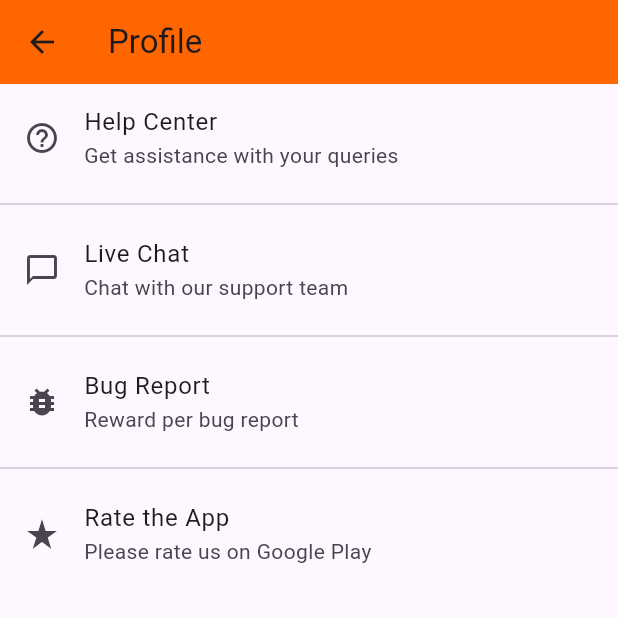
After one commit to ITsparr/star-industry, a Flutter app: the screen it shows after launch, item 5 of the bottom bar chosen, in the side drawer, after a tap on "Profile", on a phone screen of 412 x 824 dp, the top half of it. The commit adds this screen. Run offline on Flutter 3.47's test engine with Material 3 defaults, Android fonts, the phone set to English and light mode, and no system bars; our stand-ins replace image_picker; network calls fail.

Commit message:
add element in settign and other profile element

```diff
--- /dev/null
+++ b/lib/element/app_element/drawer_element/profile/profile_element/bug_report_page.dart
@@ -0,0 +1,18 @@
+import 'package:flutter/material.dart';
+
+class BugReportPage extends StatelessWidget {
+  const BugReportPage({super.key});
+
+  @override
+  Widget build(BuildContext context) {
+    return Scaffold(
+      appBar: AppBar(
+        title: const Text('Bug Report'),
+        backgroundColor: const Color(0xFFFF6600),
+      ),
+      body: const Center(
+        child: Text('Report a bug and get rewarded!'),
+      ),
+    );
+  }
+}
--- /dev/null
+++ b/lib/element/app_element/drawer_element/profile/profile_element/help_center_page.dart
@@ -0,0 +1,18 @@
+import 'package:flutter/material.dart';
+
+class HelpCenterPage extends StatelessWidget {
+  const HelpCenterPage({super.key});
+
+  @override
+  Widget build(BuildContext context) {
+    return Scaffold(
+      appBar: AppBar(
+        title: const Text('Help Center'),
+        backgroundColor: const Color(0xFFFF6600),
+      ),
+      body: const Center(
+        child: Text('Help Center Content'),
+      ),
+    );
+  }
+}
--- /dev/null
+++ b/lib/element/app_element/drawer_element/profile/profile_element/live_chat_page.dart
@@ -0,0 +1,18 @@
+import 'package:flutter/material.dart';
+
+class LiveChatPage extends StatelessWidget {
+  const LiveChatPage({super.key});
+
+  @override
+  Widget build(BuildContext context) {
+    return Scaffold(
+      appBar: AppBar(
+        title: const Text('Live Chat'),
+        backgroundColor: const Color(0xFFFF6600),
+      ),
+      body: const Center(
+        child: Text('Chat with our support team here.'),
+      ),
+    );
+  }
+}
--- /dev/null
+++ b/lib/element/app_element/drawer_element/profile/profile_element/rate_app_page.dart
@@ -0,0 +1,18 @@
+import 'package:flutter/material.dart';
+
+class RateAppPage extends StatelessWidget {
+  const RateAppPage({super.key});
+
+  @override
+  Widget build(BuildContext context) {
+    return Scaffold(
+      appBar: AppBar(
+        title: const Text('Rate the App'),
+        backgroundColor: const Color(0xFFFF6600),
+      ),
+      body: const Center(
+        child: Text('Please rate us on Google Play.'),
+      ),
+    );
+  }
+}
--- /dev/null
+++ b/lib/element/app_element/drawer_element/profile/profile_page.dart
@@ -0,0 +1,89 @@
+import 'package:flutter/material.dart';
+import 'package:flutter_application_1/element/app_element/drawer_element/profile/profile_element/bug_report_page.dart';
+import 'package:flutter_application_1/element/app_element/drawer_element/profile/profile_element/help_center_page.dart';
+import 'package:flutter_application_1/element/app_element/drawer_element/profile/profile_element/live_chat_page.dart';
+import 'package:flutter_application_1/element/app_element/drawer_element/profile/profile_element/rate_app_page.dart';
+
+class ProfilePage extends StatelessWidget {
+  const ProfilePage({super.key});
+
+  @override
+  Widget build(BuildContext context) {
+    return Scaffold(
+      appBar: AppBar(
+        title: const Text('Profile'),
+        backgroundColor: const Color(0xFFFF6600),
+      ),
+      body: ListView(
+        children: [
+          // Help Center
+          ListTile(
+            leading: const Icon(Icons.help_outline),
+            title: const Text('Help Center'),
+            subtitle: const Text('Get assistance with your queries'),
+            onTap: () {
+              // Navigate to Help Center
+              Navigator.push(
+                context,
+                MaterialPageRoute(
+                  builder: (context) => const HelpCenterPage(),
+                ),
+              );
+            },
+          ),
+          const Divider(),
+
+          // Live Chat
+          ListTile(
+            leading: const Icon(Icons.chat_bubble_outline),
+            title: const Text('Live Chat'),
+            subtitle: const Text('Chat with our support team'),
+            onTap: () {
+              // Navigate to Live Chat
+              Navigator.push(
+                context,
+                MaterialPageRoute(
+                  builder: (context) => const LiveChatPage(),
+                ),
+              );
+            },
+          ),
+          const Divider(),
+
+          // Bug Report
+          ListTile(
+            leading: const Icon(Icons.bug_report),
+            title: const Text('Bug Report'),
+            subtitle: const Text('Reward per bug report'),
+            onTap: () {
+              // Navigate to Bug Report
+              Navigator.push(
+                context,
+                MaterialPageRoute(
+                  builder: (context) => const BugReportPage(),
+                ),
+              );
+            },
+          ),
+          const Divider(),
+
+          // Rate the App
+          ListTile(
+            leading: const Icon(Icons.star_rate),
+            title: const Text('Rate the App'),
+            subtitle: const Text('Please rate us on Google Play'),
+            onTap: () {
+              // Navigate to Rate the App Page or open Google Play
+              Navigator.push(
+                context,
+                MaterialPageRoute(
+                  builder: (context) => const RateAppPage(),
+                ),
+              );
+            },
+          ),
+        ],
+      ),
+    );
+  }
+}
--- a/lib/element/bottom_navgation_item/chat_page_content.dart
+++ b/lib/element/bottom_navgation_item/chat_page_content.dart
@@ -5,6 +5,20 @@ class ChatPageContent extends StatelessWidget {
 
   @override
   Widget build(BuildContext context) {
+    // Simulated online/offline statuses
+    final List<bool> onlineStatuses = [
+      true,
+      false,
+      true,
+      true,
+      false,
+      false,
+      true,
+      true,
+      false,
+      true
+    ];
+
     return Scaffold(
       appBar: AppBar(
         backgroundColor: const Color(0xFFFF6600), // UC Orange
@@ -20,23 +34,37 @@ class ChatPageContent extends StatelessWidget {
         centerTitle: true, // Center title alignment
       ),
       body: ListView.builder(
-        itemCount: 10, // Placeholder for 10 items
+        itemCount: onlineStatuses.length, // Number of friends
         itemBuilder: (context, index) {
           return ListTile(
-            leading: const CircleAvatar(
-              radius: 30,
-              backgroundImage: NetworkImage(
-                'https://via.placeholder.com/150', // Placeholder profile image
-              ),
+            leading: Stack(
+              children: [
+                const CircleAvatar(
+                  radius: 30,
+                  backgroundImage: NetworkImage(
+                    'https://via.placeholder.com/150', // Placeholder profile image
+                  ),
+                ),
+                Positioned(
+                  bottom: 0,
+                  right: 0,
+                  child: CircleAvatar(
+                    radius: 8,
+                    backgroundColor:
+                        onlineStatuses[index] ? Colors.green : Colors.red,
+                  ),
+                ),
+              ],
             ),
             title: Text(
               'Friend ${index + 1}', // Placeholder friend name
               style: const TextStyle(fontWeight: FontWeight.bold),
             ),
             subtitle: Text(
-              'Last message from Friend ${index + 1}', // Placeholder last message
-              maxLines: 1,
-              overflow: TextOverflow.ellipsis,
+              onlineStatuses[index] ? 'Online' : 'Offline', // Status text
+              style: TextStyle(
+                color: onlineStatuses[index] ? Colors.green : Colors.red,
+              ),
             ),
             trailing: Text(
               '10:${index}0 AM', // Placeholder time
--- a/lib/element/bottom_navgation_item/home_page_content.dart
+++ b/lib/element/bottom_navgation_item/home_page_content.dart
@@ -16,11 +16,12 @@ class HomePageContent extends StatelessWidget {
             decoration: BoxDecoration(
               color: Colors.white, // Box background color
               borderRadius: BorderRadius.circular(12.0), // Rounded corners
-              boxShadow: [
+              boxShadow: const [
                 BoxShadow(
-                  color: Colors.black.withOpacity(0.1), // Subtle shadow color
+                  color:
+                      Color.fromARGB(255, 209, 166, 166), // Subtle shadow color
                   blurRadius: 10, // Blur effect
-                  offset: const Offset(0, 5), // Position of shadow
+                  offset: Offset(0, 5), // Position of shadow
                 ),
               ],
             ),
--- a/lib/screens/home_page.dart
+++ b/lib/screens/home_page.dart
@@ -1,6 +1,6 @@
 import 'package:flutter/material.dart';
 import 'package:flutter/cupertino.dart';
-import 'package:flutter_application_1/element/app_element/custom_drawer.dart';
+import 'package:flutter_application_1/element/app_element/drawer/custom_drawer.dart';
 import 'package:flutter_application_1/element/bottom_navgation_item/chat_page_content.dart';
 import 'package:flutter_application_1/element/bottom_navgation_item/home_page_content.dart';
 import 'package:flutter_application_1/element/bottom_navgation_item/my_company_page_content.dart';
@@ -73,8 +73,8 @@ class _HomePageState extends State<HomePage> {
         type: BottomNavigationBarType.fixed,
         items: const [
           BottomNavigationBarItem(
-            icon: Icon(CupertinoIcons.home),
-            label: 'Home',
+            icon: Icon(CupertinoIcons.money_dollar),
+            label: 'Account',
           ),
           BottomNavigationBarItem(
             icon: Icon(CupertinoIcons.person_2),
--- a/pubspec.yaml
+++ b/pubspec.yaml
@@ -64,7 +64,6 @@ flutter:
 
   # To add assets to your application, add an assets section, like this:
   assets:
-    - assets/images/  # Ensure the images folder exists here
     - assets/animation_files/
   # An image asset can refer to one or more resolution-specific "variants", see
   # https://flutter.dev/to/resolution-aware-images
```
Also changed, not shown: lib/element/app_element/drawer/custom_drawer.dart (renamed from lib/element/app_element/custom_drawer.dart, +24 -4 lines), lib/element/app_element/drawer_element/about/about_page.dart (added, +19 -0 lines), lib/element/app_element/drawer_element/logout/logout_page.dart (added, +19 -0 lines), lib/element/app_element/drawer_element/setting/setting_element/change_password_page.dart (added, +18 -0 lines), lib/element/app_element/drawer_element/setting/setting_element/delete_account_page.dart (added, +18 -0 lines), lib/element/app_element/drawer_element/setting/setting_element/language_settings_page.dart (added, +18 -0 lines), lib/element/app_element/drawer_element/setting/setting_element/notification_settings_page.dart (added, +18 -0 lines), lib/element/app_element/drawer_element/setting/setting_element/secure_my_account_page.dart (added, +19 -0 lines), lib/element/app_element/drawer_element/setting/setting_element/security_layers_page.dart (added, +18 -0 lines), lib/element/app_element/drawer_element/setting/settings_page.dart (added, +122 -0 lines), lib/screen_load/profile_loading_skeleton.dart (deleted, +0 -115 lines), pubspec.lock.
